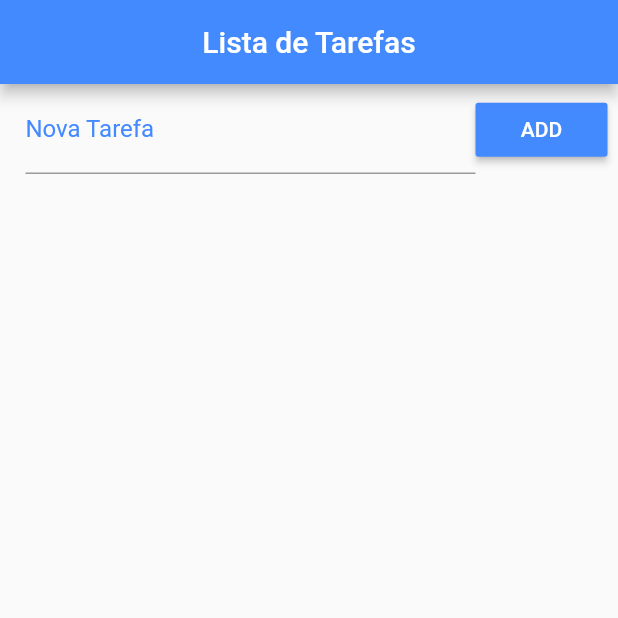
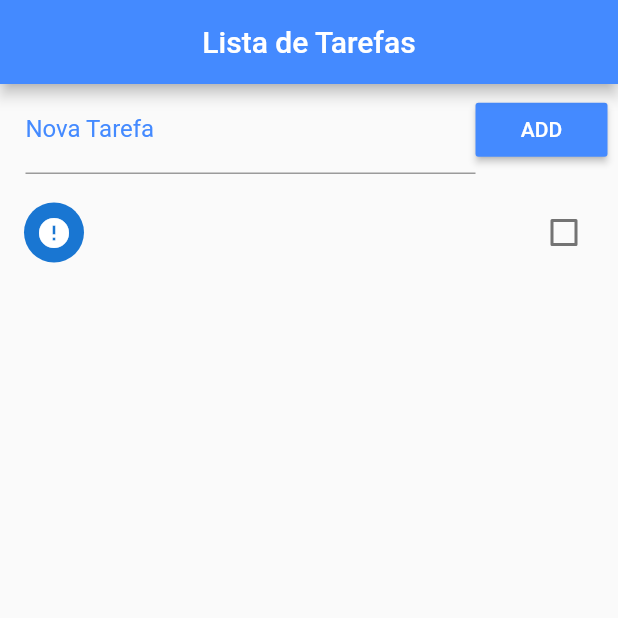
Before and after one commit to guedes-vinicius/tarefas, a Flutter app: the screen it shows after launch, after a tap on "ADD", on a phone screen of 412 x 824 dp, the top half of it. Run offline on Flutter 3.47's test engine with Material 2 defaults, Android fonts, the phone set to English and light mode, and no system bars.

Commit message:
2 edicao

```diff
--- a/lib/main.dart
+++ b/lib/main.dart
@@ -14,7 +14,33 @@
 }
 
 class _HomeState extends State<Home> {
+  final _ToDoController = TextEditingController();
+
   List _toDolist = [];
+  Map<String, dynamic> _lastRemoved;
+  int _lastRemovedPos;
+
+  @override
+  void initState() {
+    super.initState();
+    _readData().then((data) {
+      setState(() {
+        _toDolist = json.decode(data);
+      });
+    });
+  }
+
+  void _addToDo() {
+    setState(() {
+      Map<String, dynamic> newToDo = Map();
+      newToDo["title"] = _ToDoController.text;
+      _ToDoController.text = "";
+      newToDo["ok"] = false;
+      _toDolist.add(newToDo);
+      _saveData();
+    });
+  }
+
   @override
   Widget build(BuildContext context) {
     return Scaffold(
@@ -31,6 +57,7 @@
               children: <Widget>[
                 Expanded(
                   child: TextField(
+                    controller: _ToDoController,
                     decoration: InputDecoration(
                         labelText: "Nova Tarefa",
                         labelStyle: TextStyle(color: Colors.blueAccent)),
@@ -40,7 +67,7 @@
                   color: Colors.blueAccent,
                   child: Text("ADD"),
                   textColor: Colors.white,
-                  onPressed: () {},
+                  onPressed: _addToDo,
                 )
               ],
             ),
@@ -49,18 +76,61 @@
             child: ListView.builder(
                 padding: EdgeInsets.only(top: 10.0),
                 itemCount: _toDolist.length,
-                  itemBuilder: (context, index) {
-                    return CheckboxListTile(
+                itemBuilder: buildItem),
+          )
+        ],
+      ),
+    );
+  }
+
+  Widget buildItem(BuildContext context, int index) {
+    return Dismissible(
+      key: Key(DateTime.now().millisecondsSinceEpoch.toString()),
+      background: Container(
+        color: Colors.red,
+        child: Align(
+          alignment: Alignment(-0.9, 0.0),
+          child: Icon(
+            Icons.delete,
+            color: Colors.white,
+          ),
+        ),
+      ),
+      direction: DismissDirection.startToEnd,
+      child: CheckboxListTile(
         title: Text(_toDolist[index]["title"]),
         value: _toDolist[index]["ok"],
         secondary: CircleAvatar(
-                        child: Icon(
-                            _toDolist[index]["ok"] ? Icons.check : Icons.error),
+          child: Icon(_toDolist[index]["ok"] ? Icons.check : Icons.error),
         ),
-                    );
-                  }))
-        ],
+        onChanged: (c) {
+          setState(() {
+            _toDolist[index]["ok"] = c;
+            _saveData();
+          });
+        },
       ),
+      onDismissed: (direction){
+        setState(() {
+          _lastRemoved = Map.from(_toDolist[index]);
+          _lastRemovedPos = index;
+          _toDolist.removeAt(index);
+
+          _saveData();
+          final snack = SnackBar(
+              content: Text("Tarefa \"${_lastRemoved["title"]}\" removida!"),
+          action: SnackBarAction(label: "Desfazer",
+            onPressed:(){
+            setState(() {
+              _toDolist.insert(_lastRemovedPos,_lastRemoved);
+              _saveData();
+            });
+
+            } ,),
+          duration: Duration(seconds: 2),);
+          Scaffold.of(context).showSnackBar(snack);
+        });
+      },
     );
   }
 
```
Lines whose indentation alone changed are shown as unchanged.
